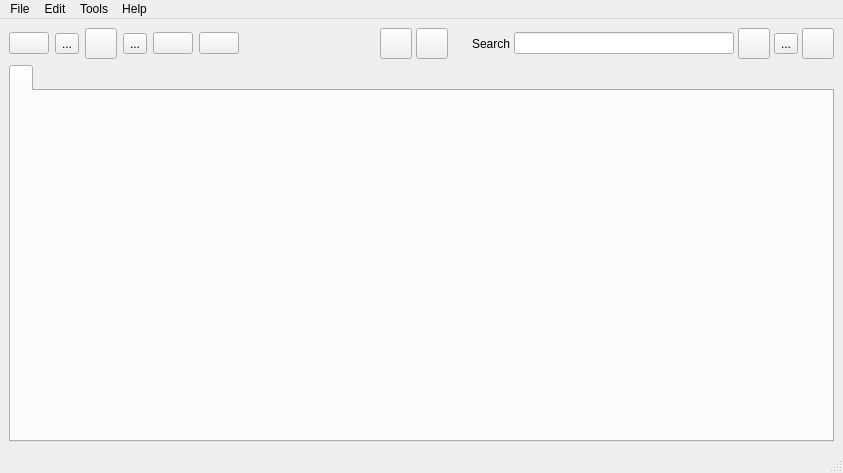
Above: galacteek/ui/galacteek.ui from pinnaculum/galacteek before the change. Below: the same form after it.
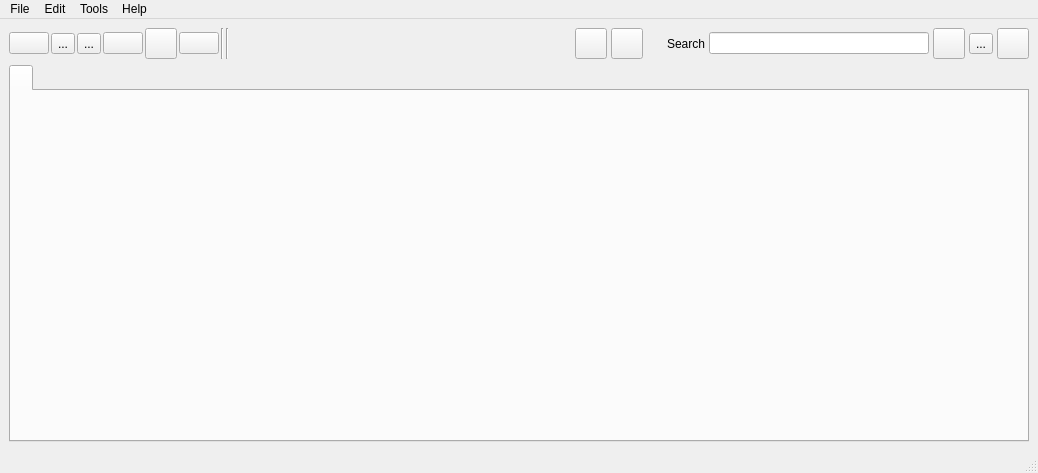
That is the form after the change. Icons and pictures are not drawn.

What changed in the file:
```diff
--- a/galacteek/ui/galacteek.ui
+++ b/galacteek/ui/galacteek.ui
@@ -6,7 +6,7 @@
    <rect>
     <x>0</x>
     <y>0</y>
-    <width>843</width>
+    <width>1038</width>
     <height>473</height>
    </rect>
   </property>
@@ -33,6 +33,11 @@
          <enum>QLayout::SetMaximumSize</enum>
         </property>
         <item>
+         <layout class="QHBoxLayout" name="horizontalLayout_3">
+          <property name="spacing">
+           <number>2</number>
+          </property>
+          <item>
          <widget class="QPushButton" name="openBrowserTabButton">
           <property name="toolTip">
            <string>&lt;html&gt;&lt;head/&gt;&lt;body&gt;&lt;p&gt;Browse&lt;/p&gt;&lt;/body&gt;&lt;/html&gt;</string>
@@ -73,42 +78,6 @@
          </widget>
         </item>
         <item>
-         <widget class="QToolButton" name="mediaPlayerButton">
-          <property name="toolTip">
-           <string>&lt;html&gt;&lt;head/&gt;&lt;body&gt;&lt;p&gt;Media Player&lt;/p&gt;&lt;/body&gt;&lt;/html&gt;</string>
-          </property>
-          <property name="text">
-           <string/>
-          </property>
-          <property name="icon">
-           <iconset resource="galacteek.qrc">
-            <normaloff>:/share/icons/multimedia.png</normaloff>:/share/icons/multimedia.png</iconset>
-          </property>
-          <property name="iconSize">
-           <size>
-            <width>24</width>
-            <height>24</height>
-           </size>
-          </property>
-         </widget>
-        </item>
-        <item>
-         <spacer name="horizontalSpacer_3">
-          <property name="orientation">
-           <enum>Qt::Horizontal</enum>
-          </property>
-          <property name="sizeType">
-           <enum>QSizePolicy::Maximum</enum>
-          </property>
-          <property name="sizeHint" stdset="0">
-           <size>
-            <width>10</width>
-            <height>20</height>
-           </size>
-          </property>
-         </spacer>
-        </item>
-        <item alignment="Qt::AlignLeft">
          <widget class="QToolButton" name="manageKeysButton">
           <property name="toolTip">
            <string>&lt;html&gt;&lt;head/&gt;&lt;body&gt;&lt;p&gt;IPFS keys&lt;/p&gt;&lt;/body&gt;&lt;/html&gt;</string>
@@ -149,20 +118,24 @@
          </widget>
         </item>
         <item>
-         <spacer name="horizontalSpacer">
-          <property name="orientation">
-           <enum>Qt::Horizontal</enum>
-          </property>
-          <property name="sizeType">
-           <enum>QSizePolicy::Maximum</enum>
-          </property>
-          <property name="sizeHint" stdset="0">
+           <widget class="QToolButton" name="mediaPlayerButton">
+            <property name="toolTip">
+             <string>&lt;html&gt;&lt;head/&gt;&lt;body&gt;&lt;p&gt;Media Player&lt;/p&gt;&lt;/body&gt;&lt;/html&gt;</string>
+            </property>
+            <property name="text">
+             <string/>
+            </property>
+            <property name="icon">
+             <iconset resource="galacteek.qrc">
+              <normaloff>:/share/icons/multimedia.png</normaloff>:/share/icons/multimedia.png</iconset>
+            </property>
+            <property name="iconSize">
            <size>
-            <width>10</width>
-            <height>20</height>
-           </size>
-          </property>
-         </spacer>
+              <width>24</width>
+              <height>24</height>
+             </size>
+            </property>
+           </widget>
         </item>
         <item>
          <widget class="QPushButton" name="writeNewDocumentButton">
@@ -185,16 +158,39 @@
          </widget>
         </item>
         <item>
+           <widget class="Line" name="line_2">
+            <property name="orientation">
+             <enum>Qt::Vertical</enum>
+            </property>
+           </widget>
+          </item>
+          <item>
+           <widget class="Line" name="line">
+            <property name="orientation">
+             <enum>Qt::Vertical</enum>
+            </property>
+           </widget>
+          </item>
+          <item>
+           <layout class="QHBoxLayout" name="qaLayout">
+            <property name="sizeConstraint">
+             <enum>QLayout::SetDefaultConstraint</enum>
+            </property>
+           </layout>
+          </item>
+         </layout>
+        </item>
+        <item>
          <spacer name="horizontalSpacer_2">
           <property name="orientation">
            <enum>Qt::Horizontal</enum>
           </property>
           <property name="sizeType">
-           <enum>QSizePolicy::Maximum</enum>
+           <enum>QSizePolicy::Expanding</enum>
           </property>
           <property name="sizeHint" stdset="0">
            <size>
-            <width>2000</width>
+            <width>300</width>
             <height>20</height>
            </size>
           </property>
@@ -408,7 +404,7 @@
     <rect>
      <x>0</x>
      <y>0</y>
-     <width>843</width>
+     <width>1038</width>
      <height>20</height>
     </rect>
    </property>
```
Lines whose indentation alone changed are shown as unchanged.
